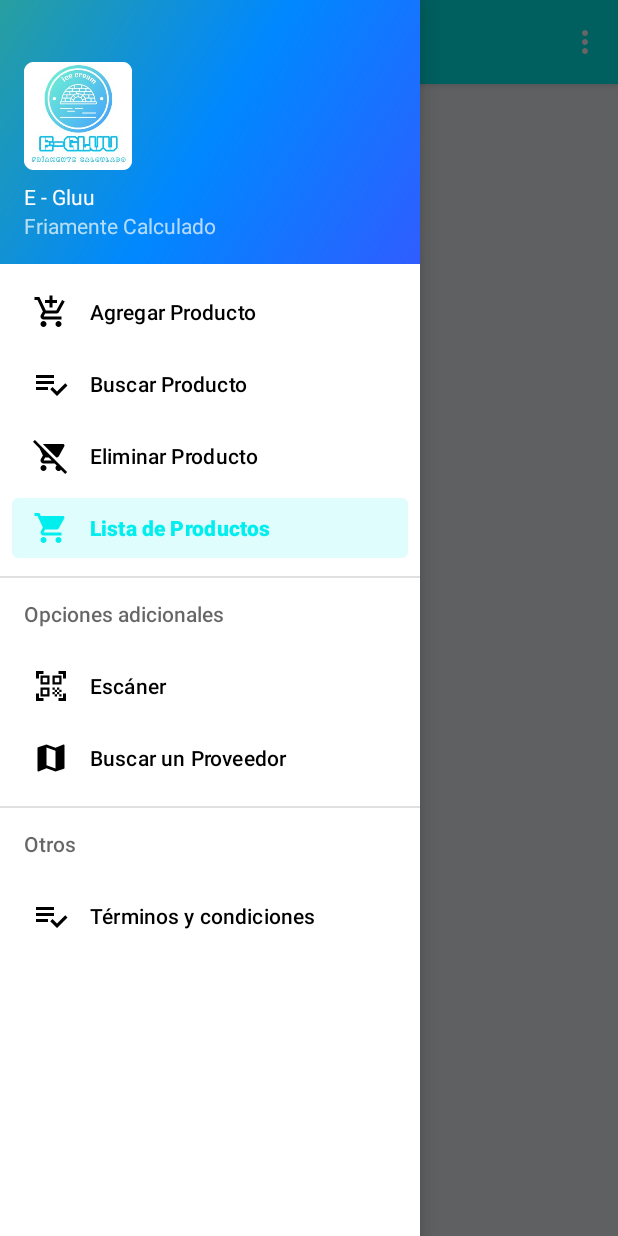
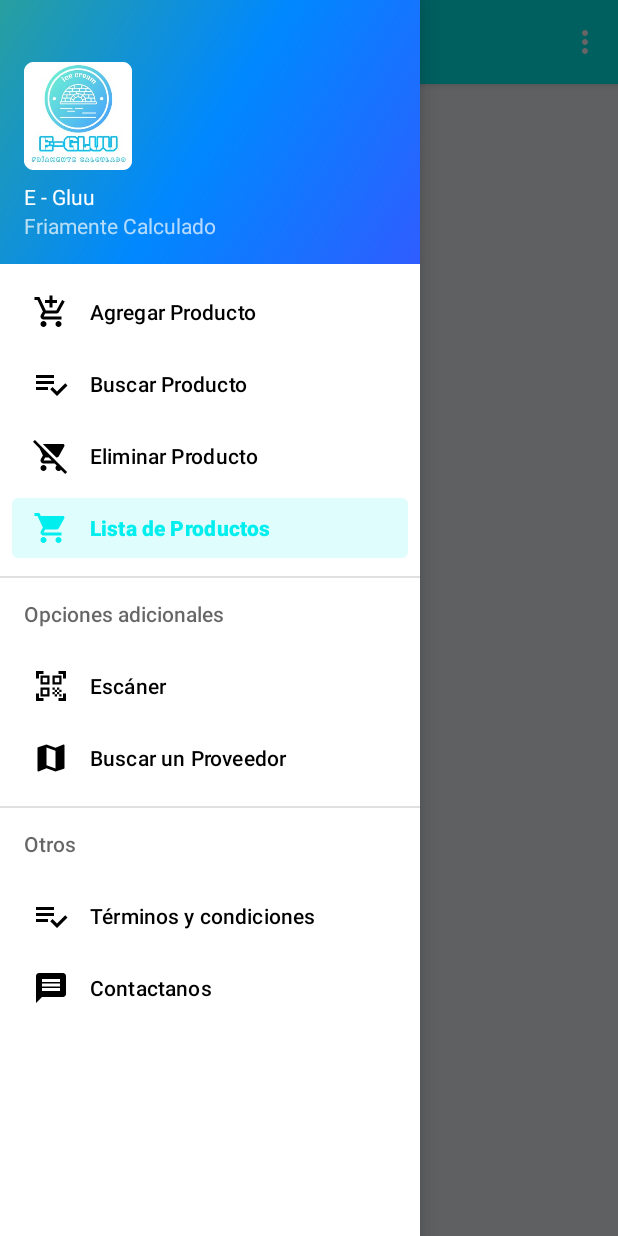
Before and after one commit to JuanDiaz-1/E-gluu, an Android app: the screen it shows after launch once a user with an empty profile is signed in (MainActivity), with the side drawer open, on a phone screen of 412 x 824 dp. Run offline under Robolectric (Android 15) with nearby library versions, the phone set to English and light mode, and no system bars; our stand-ins replace Firebase (no records; nobody signed in at launch, a user with empty details on screens opened directly), navigation-ui.

Commit message:
Creación de contactanos, boton de facebook e iconos
a

```diff
--- a/NavDrawer/app/src/main/java/mx/ita/navdrawer/MainActivity.java
+++ b/NavDrawer/app/src/main/java/mx/ita/navdrawer/MainActivity.java
@@ -39,7 +39,7 @@ public class MainActivity extends AppCompatActivity {
         // Passing each menu ID as a set of Ids because each
         // menu should be considered as top level destinations.
         mAppBarConfiguration = new AppBarConfiguration.Builder(
-                R.id.nav_home, R.id.nav_gallery, R.id.nav_slideshow,R.id.nav_map2,R.id.nav_listp,R.id.nav_terminos)
+                R.id.nav_home, R.id.nav_gallery, R.id.nav_slideshow,R.id.nav_map2,R.id.nav_listp,R.id.nav_terminos,R.id.contacto)
                 .setDrawerLayout(drawer)
                 .build();
         NavController navController = Navigation.findNavController(this, R.id.nav_host_fragment);
--- /dev/null
+++ b/NavDrawer/app/src/main/res/drawable/ic_chat.xml
@@ -0,0 +1,10 @@
+<vector xmlns:android="http://schemas.android.com/apk/res/android"
+    android:width="24dp"
+    android:height="24dp"
+    android:viewportWidth="24"
+    android:viewportHeight="24"
+    android:tint="?attr/colorControlNormal">
+  <path
+      android:fillColor="@android:color/white"
+      android:pathData="M20,2L4,2c-1.1,0 -1.99,0.9 -1.99,2L2,22l4,-4h14c1.1,0 2,-0.9 2,-2L22,4c0,-1.1 -0.9,-2 -2,-2zM18,14L6,14v-2h12v2zM18,11L6,11L6,9h12v2zM18,8L6,8L6,6h12v2z"/>
+</vector>
--- a/NavDrawer/app/src/main/res/menu/activity_main_drawer.xml
+++ b/NavDrawer/app/src/main/res/menu/activity_main_drawer.xml
@@ -41,6 +41,11 @@
                 android:icon="@drawable/ic_detalles"
                 android:title="@string/menu_terminos" />
 
+            <item
+                android:id="@+id/contacto"
+                android:icon="@drawable/ic_chat"
+                android:title="@string/contacto" />
+
         </menu>
     </item>
 </menu>
--- a/NavDrawer/app/src/main/res/navigation/mobile_navigation.xml
+++ b/NavDrawer/app/src/main/res/navigation/mobile_navigation.xml
@@ -57,4 +57,9 @@
         android:name="mx.ita.navdrawer.nav_terminos"
         android:label="@string/menu_terminos"
         tools:layout="@layout/fragment_nav_terminos" />
+    <fragment
+        android:id="@+id/contacto"
+        android:name="mx.ita.navdrawer.Contacto"
+        android:label="fragment_contacto"
+        tools:layout="@layout/fragment_contacto" />
 </navigation>
--- a/NavDrawer/app/src/main/res/values/strings.xml
+++ b/NavDrawer/app/src/main/res/values/strings.xml
@@ -49,7 +49,9 @@
     <string name="preciocompa">Precio Compra:</string>
     <string name="precioventa">Precio Venta:</string>
     <string name="agregar">AGREGAR</string>
-
+    <string name="redestitulo">¡Cualquier pregunta o duda contactanos! Nuestras redes sociales estan abiertas</string>
+    <string name="fbpage">Página de Facebook</string>
+    <string name="contacto">Contactanos</string>
     <!-- Strings Eliminar-->
     <string name="appeliminar">Eliminar Producto</string>
     <string name="detalleselimnar">"Presione el boton para escanear el codigo de barras del producto "</string>
```
Also changed, not shown: NavDrawer/app/src/main/java/mx/ita/navdrawer/Contacto.java (added, +36 -0 lines), NavDrawer/app/src/main/res/layout-land/fragment_contacto.xml (added, +40 -0 lines), NavDrawer/app/src/main/res/layout/fragment_contacto.xml (added, +40 -0 lines), NavDrawer/app/src/main/res/drawable/face.png (added), 2 other files.
